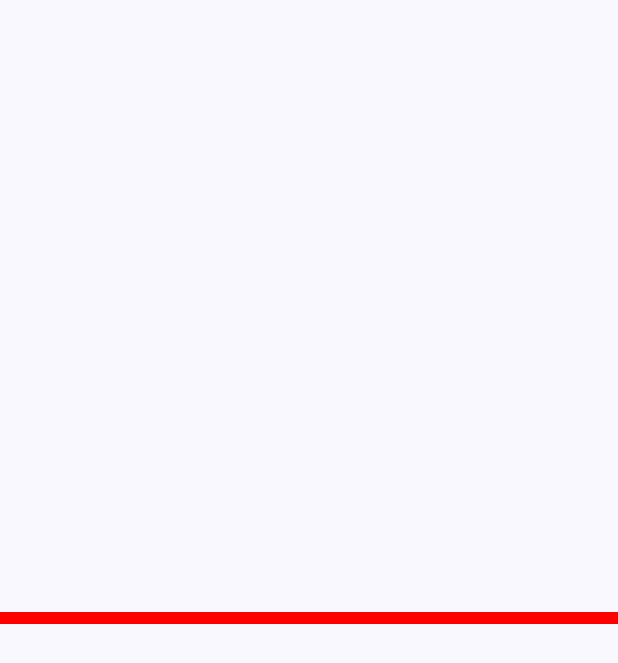
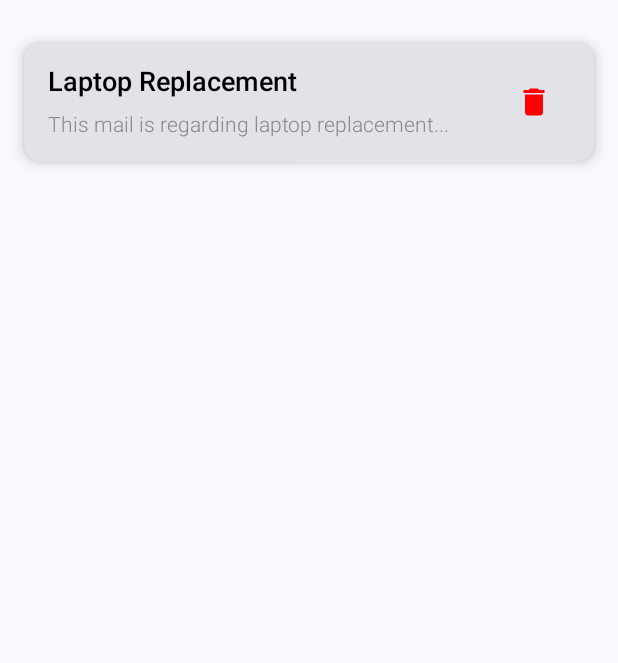
Before and after one commit to nameisjayant/compose-playground, an Android app built with Jetpack Compose: the screen it shows after launch (MainActivity), on a phone screen of 412 x 824 dp. Shown: the top 663 px of the screen. Run offline under Robolectric (Android 15) with nearby library versions, the phone set to English and light mode, and no system bars.

```diff
--- a/app/src/main/java/com/nameisjayant/composepractise/MainActivity.kt
+++ b/app/src/main/java/com/nameisjayant/composepractise/MainActivity.kt
@@ -5,32 +5,22 @@ import androidx.activity.ComponentActivity
 import androidx.activity.compose.setContent
 import androidx.compose.foundation.layout.fillMaxSize
 import androidx.compose.foundation.layout.padding
+import androidx.compose.material3.MaterialTheme
 import androidx.compose.material3.Scaffold
+import androidx.compose.material3.Text
 import androidx.compose.ui.Modifier
-import com.nameisjayant.composepractise.canvas.CanvasPractise
-import com.nameisjayant.composepractise.canvas.PathScreen
-import com.nameisjayant.composepractise.canvas.PathScreen2
-import com.nameisjayant.composepractise.canvas.PathScreen3
-import com.nameisjayant.composepractise.motion_layout.MoveBox
-import com.nameisjayant.composepractise.motion_layout.ProfileLayout
-import com.nameisjayant.composepractise.motion_layout.ProfileMotionLayout
+import com.nameisjayant.composepractise.composePlayground.CountdownSnackBar
 import com.nameisjayant.composepractise.ui.theme.ComposePractiseTheme
-import com.nameisjayant.composepractise.ui_testing.LoginScreen
 
 class MainActivity : ComponentActivity() {
     override fun onCreate(savedInstanceState: Bundle?) {
         super.onCreate(savedInstanceState)
-        // enableEdgeToEdge()
         setContent {
             ComposePractiseTheme {
-
                 Scaffold(modifier = Modifier.fillMaxSize()) { innerPadding ->
-                    //  ProfileLayout(modifier = Modifier.padding(innerPadding))
-                   // MoveBox(modifier = Modifier.padding(innerPadding))
-                   // ProfileMotionLayout(modifier = Modifier.padding(innerPadding))
-                   // LoginScreen(modifier = Modifier.padding(innerPadding))
-                   // CanvasPractise(modifier = Modifier.padding(innerPadding))
-                    PathScreen3()
+                    CountdownSnackBar(
+                        modifier = Modifier.padding(innerPadding)
+                    )
                 }
             }
         }
--- a/app/src/main/java/com/nameisjayant/composepractise/canvas/path.kt
+++ b/app/src/main/java/com/nameisjayant/composepractise/canvas/path.kt
@@ -4,7 +4,6 @@ import androidx.compose.foundation.Canvas
 import androidx.compose.foundation.layout.fillMaxSize
 import androidx.compose.runtime.Composable
 import androidx.compose.ui.Modifier
-import androidx.compose.ui.geometry.Offset
 import androidx.compose.ui.graphics.Color
 import androidx.compose.ui.graphics.Path
 import androidx.compose.ui.graphics.drawscope.Stroke
@@ -61,17 +60,12 @@ fun PathScreen3(modifier: Modifier = Modifier) {
     Canvas(modifier = modifier.fillMaxSize()) {
         val canvasWidth = size.width
         val canvasHeight = size.height
-        val startPoint = Offset(0f, canvasHeight / 2)
-        val endPoint = Offset(canvasWidth, canvasHeight / 2)
-
         val path = Path().apply {
             moveTo(0f, canvasHeight / 2) // initial position
             cubicTo(
-                startPoint.x + (endPoint.x - startPoint.x) / 2f,
-                startPoint.y,
-                startPoint.x + (endPoint.x - startPoint.x) / 2f,
-                endPoint.y,
-                endPoint.x, endPoint.y
+                canvasWidth / 1.5f, canvasHeight / 2f,    // Control point 1
+                0f, 0f,   // Control point 2
+                canvasWidth, canvasHeight / 2    // End point
             )
         }
 
--- /dev/null
+++ b/app/src/main/java/com/nameisjayant/composepractise/composePlayground/CountDownSnackbar.kt
@@ -0,0 +1,114 @@
+package com.nameisjayant.composepractise.composePlayground
+
+import androidx.compose.foundation.layout.Arrangement
+import androidx.compose.foundation.layout.Column
+import androidx.compose.foundation.layout.PaddingValues
+import androidx.compose.foundation.layout.Row
+import androidx.compose.foundation.layout.padding
+import androidx.compose.foundation.lazy.LazyColumn
+import androidx.compose.foundation.lazy.itemsIndexed
+import androidx.compose.material.icons.Icons
+import androidx.compose.material.icons.filled.Delete
+import androidx.compose.material3.Card
+import androidx.compose.material3.CardDefaults
+import androidx.compose.material3.Icon
+import androidx.compose.material3.IconButton
+import androidx.compose.material3.Text
+import androidx.compose.runtime.Composable
+import androidx.compose.runtime.mutableStateListOf
+import androidx.compose.runtime.remember
+import androidx.compose.ui.Modifier
+import androidx.compose.ui.graphics.Color
+import androidx.compose.ui.text.TextStyle
+import androidx.compose.ui.text.font.FontWeight
+import androidx.compose.ui.unit.dp
+import androidx.compose.ui.unit.sp
+
+@Composable
+fun CountdownSnackBar(modifier: Modifier = Modifier) {
+    val mailList = remember {
+        mutableStateListOf(MailData.getMailList())
+    }
+    LazyColumn(
+        modifier = modifier,
+        contentPadding = PaddingValues(16.dp)
+    ) {
+        itemsIndexed(mailList) { index, item ->
+            MailRow()
+        }
+    }
+}
+
+@Composable
+fun MailRow(
+    modifier: Modifier = Modifier
+) {
+    Card(
+        modifier = modifier.padding(top = 12.dp),
+        elevation = CardDefaults.cardElevation(5.dp)
+    ) {
+        Row(
+            modifier = Modifier.padding(16.dp)
+        ) {
+            Column(
+                modifier = Modifier.weight(1f),
+                verticalArrangement = Arrangement.spacedBy(10.dp)
+            ) {
+                Text(
+                    text = "Laptop Replacement", style = TextStyle(
+                        color = Color.Black,
+                        fontWeight = FontWeight.SemiBold,
+                        fontSize = 18.sp
+                    )
+                )
+                Text(
+                    text = "This mail is regarding laptop replacement...", style = TextStyle(
+                        color = Color.Gray,
+                        fontWeight = FontWeight.Light,
+                        fontSize = 14.sp
+                    )
+                )
+            }
+            IconButton(onClick = {}) {
+                Icon(
+                    imageVector = Icons.Default.Delete,
+                    contentDescription = null,
+                    tint = Color.Red
+                )
+            }
+        }
+    }
+}
+
+data class MailModal(
+    val title: String,
+    val message: String
+)
+
+data object MailData {
+
+    fun getMailList() = listOf(
+        MailModal(
+            "Laptop Replacement", "This mail is regarding laptop replacement..."
+        ),
+        MailModal(
+            "Laptop Replacement", "This mail is regarding laptop replacement..."
+        ),
+        MailModal(
+            "Laptop Replacement", "This mail is regarding laptop replacement..."
+        ),
+        MailModal(
+            "Laptop Replacement", "This mail is regarding laptop replacement..."
+        ),
+        MailModal(
+            "Laptop Replacement", "This mail is regarding laptop replacement..."
+        ),
+        MailModal(
+            "Laptop Replacement", "This mail is regarding laptop replacement..."
+        ),
+        MailModal(
+            "Laptop Replacement", "This mail is regarding laptop replacement..."
+        )
+    )
+
+}
--- a/app/src/main/java/com/nameisjayant/composepractise/ui/theme/Color.kt
+++ b/app/src/main/java/com/nameisjayant/composepractise/ui/theme/Color.kt
@@ -1,11 +1,35 @@
 package com.nameisjayant.composepractise.ui.theme
 
+import androidx.compose.foundation.isSystemInDarkTheme
+import androidx.compose.runtime.Composable
+import androidx.compose.ui.graphics.Brush
 import androidx.compose.ui.graphics.Color
+
+val Purple40 = Color(0xFF6650a4)
+val PurpleGrey40 = Color(0xFF625b71)
+val Pink40 = Color(0xFF7D5260)
+
+// rgb
+val rgbColor = Color(102, 80, 164)
+
+// gradient color
+val linearGradientColor = Brush.linearGradient(
+    colors = listOf(
+        Purple40,
+        Pink40
+    )
+)
+
+val radialGradientColor = Brush.radialGradient(
+    colors = listOf(
+        Purple40,
+        Pink40
+    )
+)
+
+val systemColor @Composable get() = if (isSystemInDarkTheme()) Purple80 else Purple40
+
 
 val Purple80 = Color(0xFFD0BCFF)
 val PurpleGrey80 = Color(0xFFCCC2DC)
 val Pink80 = Color(0xFFEFB8C8)
-
-val Purple40 = Color(0xFF6650a4)
-val PurpleGrey40 = Color(0xFF625b71)
-val Pink40 = Color(0xFF7D5260)
--- a/app/src/main/java/com/nameisjayant/composepractise/ui/theme/Theme.kt
+++ b/app/src/main/java/com/nameisjayant/composepractise/ui/theme/Theme.kt
@@ -1,6 +1,5 @@
 package com.nameisjayant.composepractise.ui.theme
 
-import android.app.Activity
 import android.os.Build
 import androidx.compose.foundation.isSystemInDarkTheme
 import androidx.compose.material3.MaterialTheme
@@ -9,7 +8,13 @@ import androidx.compose.material3.dynamicDarkColorScheme
 import androidx.compose.material3.dynamicLightColorScheme
 import androidx.compose.material3.lightColorScheme
 import androidx.compose.runtime.Composable
+import androidx.compose.runtime.CompositionLocalProvider
+import androidx.compose.runtime.Immutable
+import androidx.compose.runtime.staticCompositionLocalOf
+import androidx.compose.ui.graphics.Color
 import androidx.compose.ui.platform.LocalContext
+import androidx.compose.ui.text.TextStyle
+import androidx.compose.ui.unit.sp
 
 private val DarkColorScheme = darkColorScheme(
     primary = Purple80,
@@ -21,17 +26,43 @@ private val LightColorScheme = lightColorScheme(
     primary = Purple40,
     secondary = PurpleGrey40,
     tertiary = Pink40
+)
 
-        /* Other default colors to override
-    background = Color(0xFFFFFBFE),
-    surface = Color(0xFFFFFBFE),
-    onPrimary = Color.White,
-    onSecondary = Color.White,
-    onTertiary = Color.White,
-    onBackground = Color(0xFF1C1B1F),
-    onSurface = Color(0xFF1C1B1F),
-    */
+@Immutable
+data class CustomColors(
+    val primaryColor: Color = Color.Black,
+    val secondaryColor: Color = Color.Red
 )
+
+@Immutable
+data class CustomTypography(
+    val style: TextStyle = TextStyle(
+        fontSize = 18.sp
+    )
+)
+
+val LocalCustomColor = staticCompositionLocalOf { CustomColors() }
+val LocalCustomTypography = staticCompositionLocalOf { CustomTypography() }
+
+
+object CustomTheme {
+
+    val customColors @Composable get() = LocalCustomColor.current
+    val customTypography @Composable get() = LocalCustomTypography.current
+}
+
+@Composable
+fun CustomComposeTheme(
+    content: @Composable () -> Unit
+) {
+    CompositionLocalProvider(
+        LocalCustomColor provides CustomTheme.customColors,
+        LocalCustomTypography provides CustomTheme.customTypography
+    ) {
+        content()
+    }
+}
+
 
 @Composable
 fun ComposePractiseTheme(
@@ -53,6 +84,6 @@ fun ComposePractiseTheme(
     MaterialTheme(
         colorScheme = colorScheme,
         typography = Typography,
-            content = content
+        content = content,
     )
 }
--- a/app/src/main/java/com/nameisjayant/composepractise/ui/theme/Type.kt
+++ b/app/src/main/java/com/nameisjayant/composepractise/ui/theme/Type.kt
@@ -1,34 +1,33 @@
 package com.nameisjayant.composepractise.ui.theme
 
+import androidx.compose.material3.MaterialTheme
 import androidx.compose.material3.Typography
+import androidx.compose.runtime.Composable
+import androidx.compose.ui.Modifier
 import androidx.compose.ui.text.TextStyle
 import androidx.compose.ui.text.font.FontFamily
 import androidx.compose.ui.text.font.FontWeight
 import androidx.compose.ui.unit.sp
 
-// Set of Material typography styles to start with
 val Typography = Typography(
-        bodyLarge = TextStyle(
-                fontFamily = FontFamily.Default,
-                fontWeight = FontWeight.Normal,
-                fontSize = 16.sp,
-                lineHeight = 24.sp,
-                letterSpacing = 0.5.sp
-        )
-        /* Other default text styles to override
-    titleLarge = TextStyle(
+    bodyLarge = TextStyle(
         fontFamily = FontFamily.Default,
         fontWeight = FontWeight.Normal,
-        fontSize = 22.sp,
-        lineHeight = 28.sp,
-        letterSpacing = 0.sp
-    ),
-    labelSmall = TextStyle(
-        fontFamily = FontFamily.Default,
-        fontWeight = FontWeight.Medium,
-        fontSize = 11.sp,
-        lineHeight = 16.sp,
+        fontSize = 16.sp,
+        lineHeight = 24.sp,
         letterSpacing = 0.5.sp
     )
-    */
 )
+
+
+@Composable
+fun getTypography(fontSize: Float): Typography {
+
+    return Typography.copy(
+        bodyLarge = MaterialTheme
+            .typography
+            .bodyLarge
+            .copy(fontSize = fontSize.sp)
+    )
+
+}
--- a/app/src/main/res/values/strings.xml
+++ b/app/src/main/res/values/strings.xml
@@ -1,4 +1,6 @@
 <resources>
     <string name="app_name">Compose Practise</string>
     <string name="jayant_kumar">Jayant Kumar</string>
+    <string name="update_font_size">Update Font Size</string>
+    <string name="hello_world">Hello World</string>
 </resources>
```
Also changed, not shown: app/src/main/java/com/nameisjayant/composepractise/dynamic/UpdateTypographyScreen.kt (added, +46 -0 lines). Lines whose indentation alone changed are shown as unchanged.
